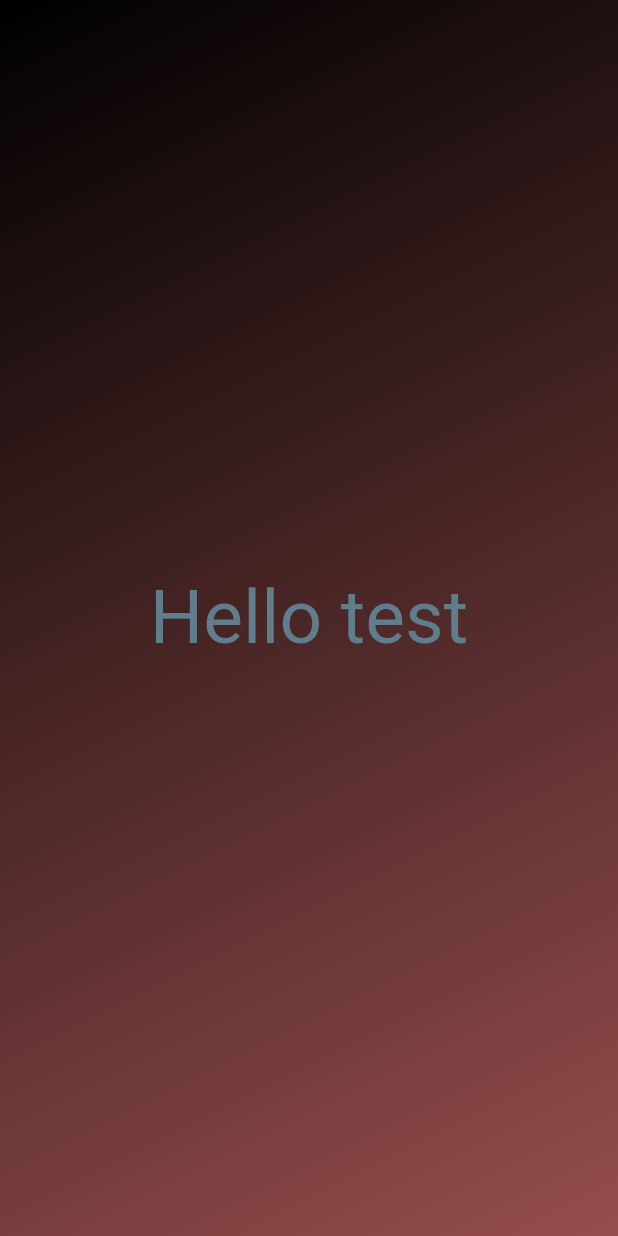
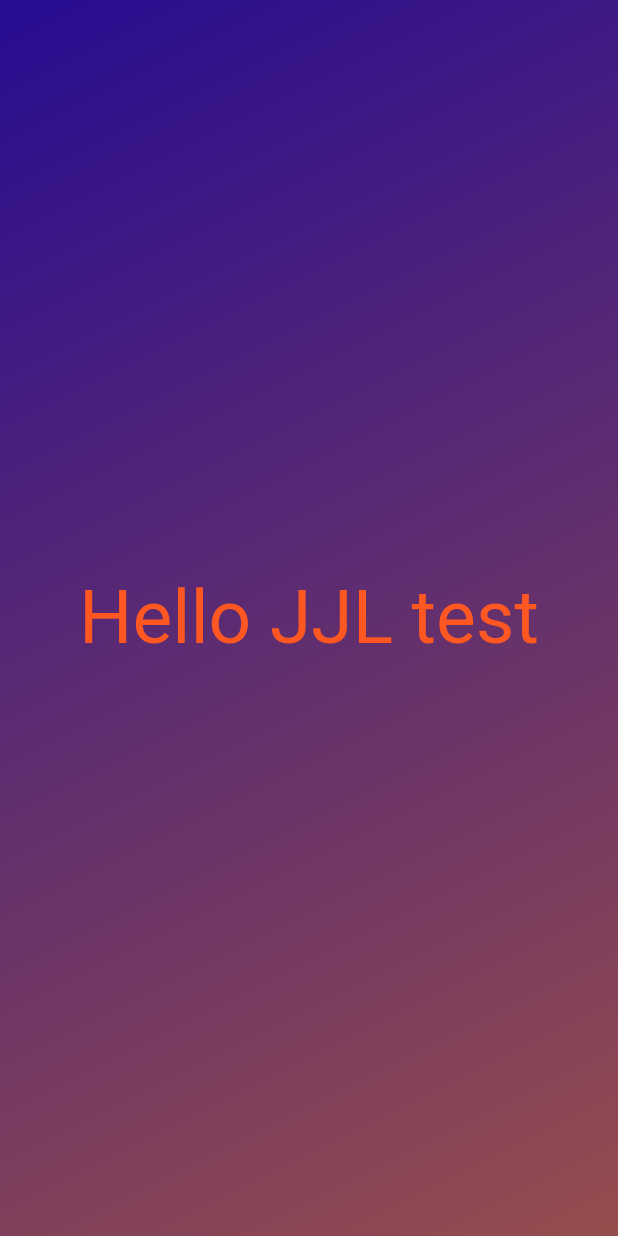
Before and after one commit to johnlillie/UDemy-Flutter, a Flutter app: the screen it shows after launch, on a phone screen of 412 x 824 dp. Run offline on Flutter 3.47's test engine with Material 2 defaults, Android fonts, the phone set to English and light mode, and no system bars.

```diff
--- a/lib/gradient_container.dart
+++ b/lib/gradient_container.dart
@@ -20,7 +20,7 @@ class GradientContainer extends StatelessWidget {
           end: endAlignment,
         ),
       ),
-      child: const Center(child: StyledText('Hello test')),
+      child: const Center(child: StyledText('Hello JJL test')),
       // child: Center(
       // child: Image.asset('assets/images/dice-2.png'),
       //),
--- a/lib/main.dart
+++ b/lib/main.dart
@@ -4,7 +4,8 @@ import 'package:thirdapp/gradient_container.dart';
 void main() {
   runApp(const MaterialApp(
     home: Scaffold(
-      body: GradientContainer(Colors.black, Color.fromARGB(255, 150, 77, 77)),
+      body: GradientContainer(
+          Color.fromARGB(255, 39, 12, 146), Color.fromARGB(255, 150, 77, 77)),
     ),
   ));
 }
--- a/lib/styled_text.dart
+++ b/lib/styled_text.dart
@@ -10,7 +10,7 @@ class StyledText extends StatelessWidget {
     return Text(
       text,
       style: const TextStyle(
-        color: Colors.blueGrey,
+        color: Colors.deepOrange,
         fontSize: 50,
       ),
     );
```
Also changed, not shown: pubspec.yaml (+7 -6 lines), assets/images/dice-1.png (renamed from assets/dice-1.png).
